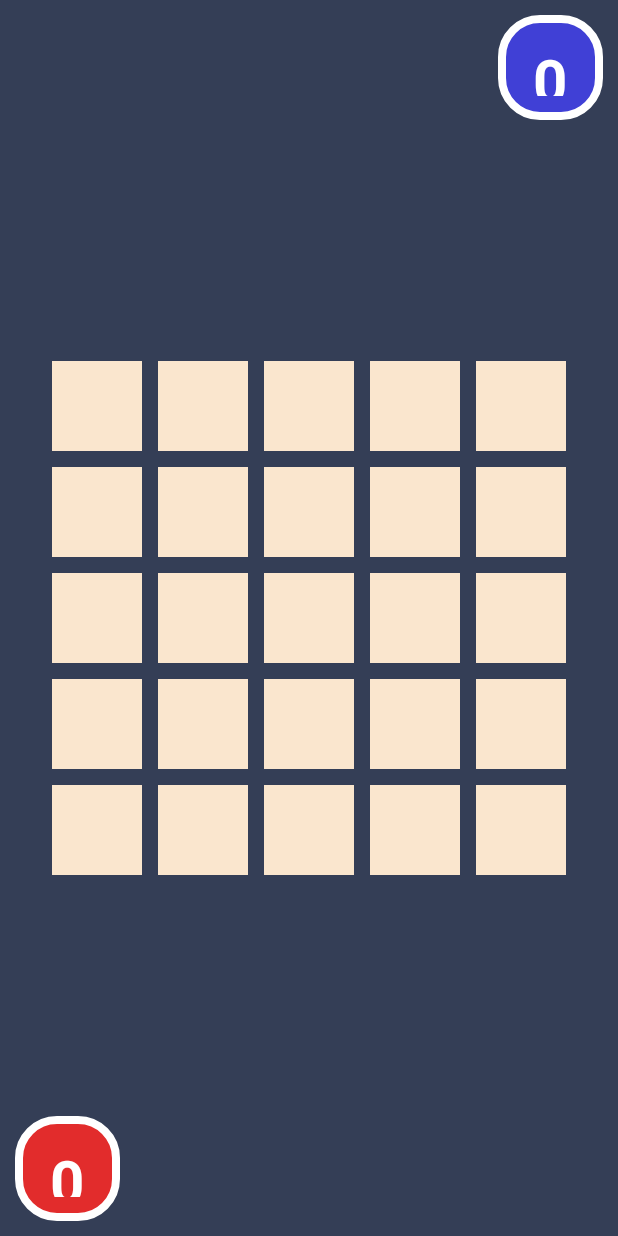
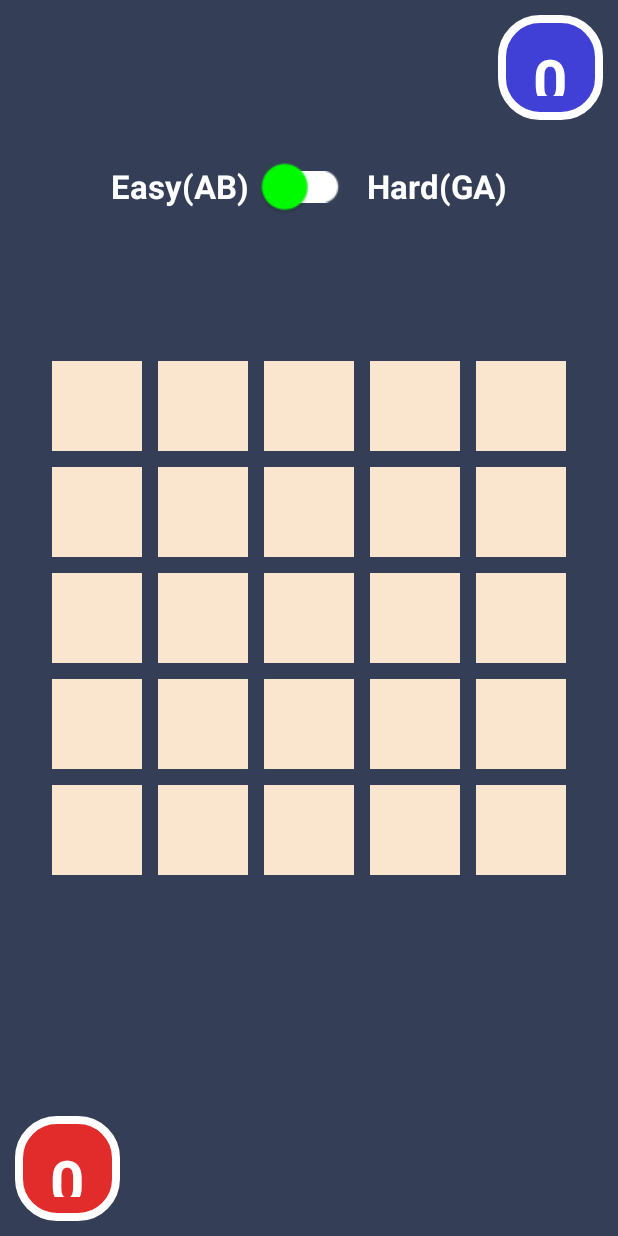
Before and after one commit to george07-t/Color-Wars, an Android app: the screen it shows after launch (MainActivity), on a phone screen of 412 x 824 dp. Run offline under Robolectric (Android 15) with nearby library versions, the phone set to English and light mode, and no system bars.

Commit message:
implementation of switch from Easy(AB) to Hard(GA) method

```diff
--- a/app/src/main/java/com/example/colorwars/MainActivity.java
+++ b/app/src/main/java/com/example/colorwars/MainActivity.java
@@ -5,6 +5,8 @@ import androidx.appcompat.app.AppCompatActivity;
 
 import android.annotation.SuppressLint;
 import android.content.DialogInterface;
+import android.content.res.ColorStateList;
+import android.graphics.Color;
 import android.os.Bundle;
 import android.os.Looper;
 import android.view.View;
@@ -17,6 +19,7 @@ import android.os.Handler;
 
 import com.example.colorwars.classes.AlphaBetaApplier;
 import com.example.colorwars.classes.CellStatus;
+import com.google.android.material.switchmaterial.SwitchMaterial;
 
 import java.util.LinkedList;
 import java.util.Queue;
@@ -44,6 +47,8 @@ public class MainActivity extends AppCompatActivity implements View.OnClickListe
     int redCount = 0, blueCount = 0;
     private final Random random = new Random();
     private AlphaBetaApplier alphaBetaApplier;
+    private SwitchMaterial switchMaterial;
+    boolean switchbot = false;
 
     @Override
     protected void onCreate(Bundle savedInstanceState) {
@@ -51,9 +56,27 @@ public class MainActivity extends AppCompatActivity implements View.OnClickListe
         Window window = this.getWindow();
         window.setStatusBarColor(this.getResources().getColor(R.color.main));
         setContentView(R.layout.activity_main);
-        setContentView(R.layout.activity_main);
         rd = findViewById(R.id.redid);
         be = findViewById(R.id.blueid);
+        switchMaterial = findViewById(R.id.switchBot);
+        updateSwitchColors(switchMaterial, false);
+        switchMaterial.setOnCheckedChangeListener((buttonView, isChecked) -> {
+
+            if (initialPhaseBlue) {
+                updateSwitchColors(switchMaterial, isChecked);
+                switchbot = !switchbot;
+                if (switchbot) {
+                    Toast.makeText(this, "Hard Bot", Toast.LENGTH_SHORT).show();
+                } else {
+                    Toast.makeText(this, "Easy Bot", Toast.LENGTH_SHORT).show();
+                }
+            } // Toggle switchbot state
+            else {
+                Toast.makeText(this, "Can't switch in a running Game", Toast.LENGTH_SHORT).show();
+                switchMaterial.setChecked(!isChecked);
+            }
+
+        });
         alphaBetaApplier = AlphaBetaApplier.getInstance();
         for (int row = 0; row < MAX_ROWS; row++) {
             for (int col = 0; col < MAX_COLUMNS; col++) {
@@ -64,6 +87,18 @@ public class MainActivity extends AppCompatActivity implements View.OnClickListe
                 imageButtons[row][col].setOnClickListener(this);
                 cellStates[row][col] = new CellStatus(row, col); // initialize with blank cell
             }
+        }
+    }
+
+    private void updateSwitchColors(SwitchMaterial switchMaterial, boolean isChecked) {
+        if (isChecked) {
+            // Checked - Set to yellow
+            switchMaterial.setThumbTintList(ColorStateList.valueOf(Color.YELLOW));
+            switchMaterial.setTrackTintList(ColorStateList.valueOf(Color.parseColor("#FFFACD")));  // Light Yellow
+        } else {
+            // Not Checked - Set to green
+            switchMaterial.setThumbTintList(ColorStateList.valueOf(Color.GREEN));
+            switchMaterial.setTrackTintList(ColorStateList.valueOf(Color.WHITE));
         }
     }
 
@@ -111,7 +146,7 @@ public class MainActivity extends AppCompatActivity implements View.OnClickListe
 
         if (clickedCell.shouldSpread()) {
             mHandler.postDelayed(() -> {
-                if(clickedCell.shouldSpread()) {
+                if (clickedCell.shouldSpread()) {
                     spreadCell(clickedCell);
                 }
                 redTurn = !redTurn;
@@ -119,8 +154,7 @@ public class MainActivity extends AppCompatActivity implements View.OnClickListe
                     mHandler.postDelayed(this::botMove, DELAY_TIME);
                 }
             }, DELAY_TIME);
-        }
-        else{
+        } else {
             redTurn = !redTurn;
             if (!redTurn) {
                 mHandler.postDelayed(this::botMove, DELAY_TIME);
@@ -241,6 +275,7 @@ public class MainActivity extends AppCompatActivity implements View.OnClickListe
 
     private final ExecutorService service = Executors.newSingleThreadExecutor();
     private final Handler mHandler = new Handler(Looper.getMainLooper());
+
     private void botMove() {
         service.submit(() -> {
             if (isGameOver) return;
@@ -261,14 +296,18 @@ public class MainActivity extends AppCompatActivity implements View.OnClickListe
                     imageButtons[rowIndex[0]][colIndex[0]].setImageResource(clickedCell.getImage());
                 });
                 initialPhaseBlue = false;
-            }
-            else {// Subsequent moves: Select only blue cells
+            } else {// Subsequent moves: Select only blue cells
                 final CellStatus[][] field = new CellStatus[MAX_ROWS][MAX_COLUMNS];
                 for (int i = 0; i < MAX_ROWS; i++) {
                     System.arraycopy(cellStates[i], 0, field[i], 0, MAX_COLUMNS);
                 }
-
-                final Pair<Integer, Integer> bestMove = alphaBetaApplier.getBestMove(field, true);
+                final Pair<Integer, Integer> bestMove;
+                if (!switchbot) {
+                    bestMove = alphaBetaApplier.getBestMove(field, true);
+                } else {
+                    mHandler.post(() -> Toast.makeText(this, "On Going of GA", Toast.LENGTH_SHORT).show());
+                    return; // Early exit if no other action should be taken
+                }
 
                 if (bestMove != null) {
                     final int rowIndex = bestMove.getFirst();
@@ -285,14 +324,13 @@ public class MainActivity extends AppCompatActivity implements View.OnClickListe
 
                         if (clickedCell.shouldSpread()) {
                             mHandler.postDelayed(() -> {
-                                if(clickedCell.shouldSpread()) {
+                                if (clickedCell.shouldSpread()) {
                                     spreadCell(clickedCell);
                                 }
                             }, DELAY_TIME);
                         }
                     }
-                }
-                else {
+                } else {
                     Toast.makeText(this, "Random", Toast.LENGTH_SHORT).show();
                     final int rowIndex = random.nextInt(MAX_ROWS);
                     final int colIndex = random.nextInt(MAX_COLUMNS);
@@ -304,7 +342,9 @@ public class MainActivity extends AppCompatActivity implements View.OnClickListe
                             imageButtons[rowIndex][colIndex].setImageResource(clickedCell.getImage());
                         });
 
-                        if (clickedCell.shouldSpread()) { mHandler.postDelayed(() -> spreadCell(clickedCell), DELAY_TIME); }
+                        if (clickedCell.shouldSpread()) {
+                            mHandler.postDelayed(() -> spreadCell(clickedCell), DELAY_TIME);
+                        }
                     }
                 }
 
--- a/app/src/main/res/layout/activity_main.xml
+++ b/app/src/main/res/layout/activity_main.xml
@@ -11,18 +11,53 @@
         android:id="@+id/blueid"
         android:layout_width="70dp"
         android:layout_height="70dp"
-        android:gravity="center"
         android:layout_gravity="top|end"
         android:layout_marginTop="10dp"
         android:layout_marginEnd="10dp"
+        android:background="@drawable/circleblue"
+        android:gravity="center"
+        android:maxLength="2"
+        android:padding="16dp"
         android:text="0"
         android:textColor="#ffffff"
         android:textSize="40dp"
-        android:textStyle="bold"
-        android:background="@drawable/circleblue"
-        android:padding="16dp"
-        android:maxLength="2" />
+        android:textStyle="bold" />
 
+    <LinearLayout
+        android:layout_width="match_parent"
+        android:layout_height="wrap_content"
+        android:layout_marginTop="100dp"
+        android:gravity="center"
+        android:orientation="horizontal">
+
+        <TextView
+            android:layout_width="wrap_content"
+            android:layout_height="wrap_content"
+            android:layout_marginEnd="15dp"
+            android:text="Easy(AB)"
+            android:textColor="@color/white"
+            android:textSize="22sp"
+            android:textStyle="bold" />
+
+        <com.google.android.material.switchmaterial.SwitchMaterial
+            android:id="@+id/switchBot"
+            android:layout_width="wrap_content"
+            android:layout_height="wrap_content"
+            android:checked="false"
+            android:scaleX="1.5"
+            android:scaleY="1.5"
+            app:thumbTint="#03A9F4"
+            app:trackTint="@color/white" />
+
+        <TextView
+            android:layout_width="wrap_content"
+            android:layout_height="wrap_content"
+            android:layout_marginStart="15dp"
+            android:text="Hard(GA)"
+            android:textColor="@color/white"
+            android:textSize="22sp"
+            android:textStyle="bold" />
+    </LinearLayout>
 
     <LinearLayout
         android:layout_width="wrap_content"
@@ -460,16 +495,16 @@
         android:id="@+id/redid"
         android:layout_width="70dp"
         android:layout_height="70dp"
+        android:layout_gravity="bottom|start"
+        android:layout_marginStart="10dp"
+        android:layout_marginBottom="10dp"
+        android:background="@drawable/circle"
         android:gravity="center"
-        android:layout_gravity="bottom|start"
-        android:layout_marginBottom="10dp"
-        android:layout_marginStart="10dp"
+        android:maxLength="2"
+        android:padding="16dp"
         android:text="0"
         android:textColor="#ffffff"
         android:textSize="40dp"
-        android:textStyle="bold"
-        android:background="@drawable/circle"
-        android:padding="16dp"
-        android:maxLength="2" />
+        android:textStyle="bold" />
 
 </FrameLayout>
```
